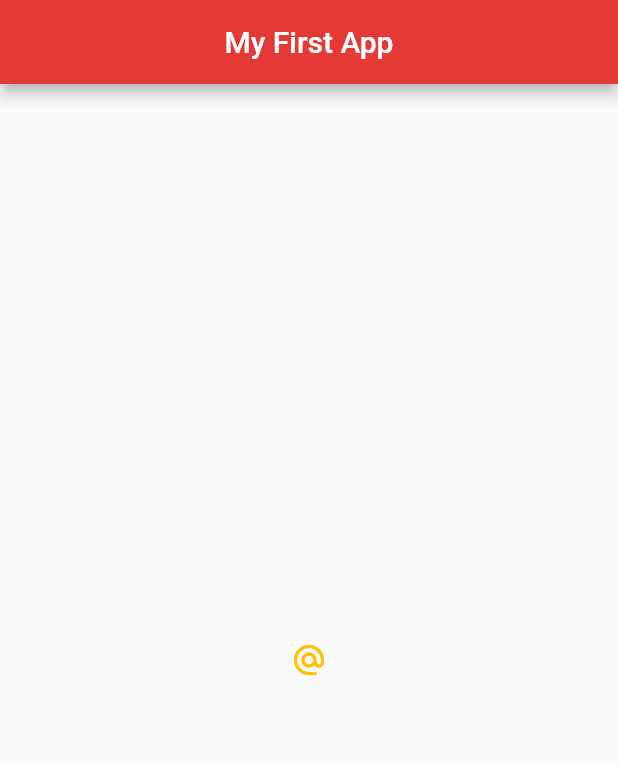
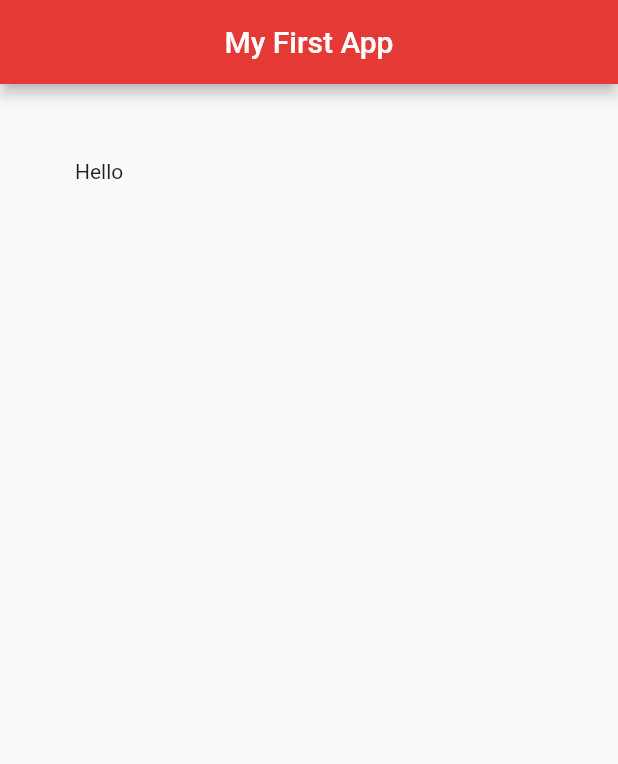
Before and after one commit to edewajosh/flutter-tuts, a Flutter app: the screen it shows after launch, on a phone screen of 412 x 824 dp. Shown: the top 764 px of the screen. Run offline on Flutter 3.47's test engine with Material 2 defaults, Android fonts, the phone set to English and light mode, and no system bars.

Commit message:
container and padding

```diff
--- a/lib/main.dart
+++ b/lib/main.dart
@@ -15,22 +15,16 @@ class Home extends StatelessWidget {
         centerTitle: true,
         backgroundColor: Colors.red[600],
       ),
-      body: Center(
-        // Everything nested in a widget is a child property
-        // child: Icon(
-        //   Icons.airport_shuttle,
-        //   color: Colors.lightBlue,
-        //   size: 50.0,
-        // ),
-        child: IconButton(
-          onPressed: () {
-            print('You clicked me');
-          },
-          icon: Icon(
-            Icons.alternate_email
-          ),
-          color: Colors.amber,
-        )
+      // body: Container(
+      //   padding: EdgeInsets.all(20.0),
+      //   margin: EdgeInsets.all(30.0),
+      //   color: Colors.grey[600],
+      //   child: Text('Hello'),
+      //
+      // ),
+      body: Padding(
+        padding: EdgeInsets.all(50.0),
+        child: Text('Hello'),
       ),
       floatingActionButton: FloatingActionButton(
         onPressed: () {},
```
